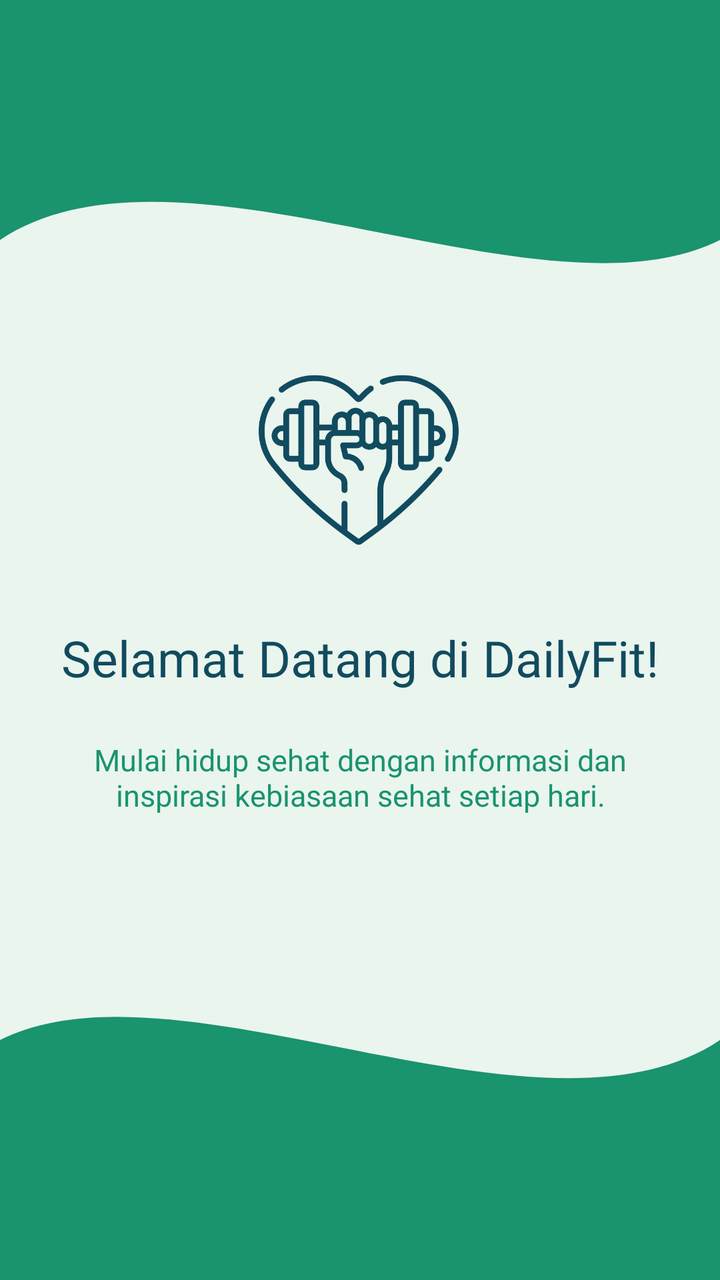
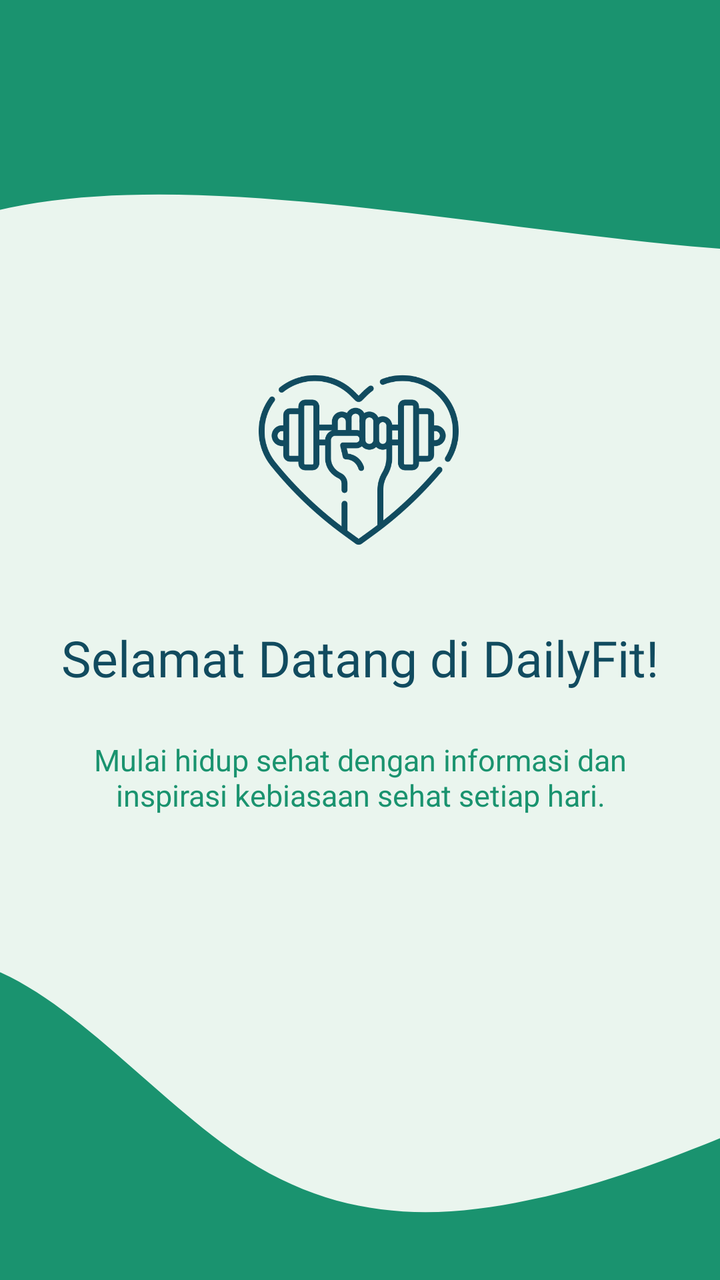

An Android layout rendered at two revisions. The XML below is the earlier revision; the diff shows what the commit changed to produce the second picture.
<!-- AndroidManifest.xml: application theme Theme.Sherine_TIA -->
<!-- res/layout/fragment_tutorial.xml -->
<?xml version="1.0" encoding="utf-8"?>
<androidx.constraintlayout.widget.ConstraintLayout xmlns:android="http://schemas.android.com/apk/res/android"
    xmlns:app="http://schemas.android.com/apk/res-auto"
    xmlns:tools="http://schemas.android.com/tools"
    android:id="@+id/main"
    android:layout_width="match_parent"
    android:layout_height="match_parent"
    android:background="@color/bgColour"
    tools:context=".Tutorial.TutorialFragment1">

    <View
        android:id="@+id/background_header"
        android:layout_width="0dp"
        android:layout_height="300dp"
        android:background="@drawable/bg_header_wave"
        app:layout_constraintTop_toTopOf="parent"
        app:layout_constraintStart_toStartOf="parent"
        app:layout_constraintEnd_toEndOf="parent" />

    <ImageView
        android:id="@+id/imgLogo"
        android:layout_width="100dp"
        android:layout_height="100dp"
        android:layout_marginTop="180dp"
        android:src="@drawable/fitness"
        app:layout_constraintEnd_toEndOf="parent"
        app:layout_constraintHorizontal_bias="0.498"
        app:layout_constraintStart_toStartOf="parent"
        app:layout_constraintTop_toTopOf="parent"
        app:tint="@color/blue" />

    <TextView
        android:id="@+id/tvTitle"
        android:layout_width="0dp"
        android:layout_height="wrap_content"
        android:layout_marginTop="32dp"
        android:gravity="center"
        android:text="Selamat Datang di DailyFit!"
        android:textSize="25sp"
        android:fontFamily="@font/sora_bold"
        android:textColor="@color/blue"
        app:layout_constraintEnd_toEndOf="parent"
        app:layout_constraintStart_toStartOf="parent"
        app:layout_constraintTop_toBottomOf="@+id/imgLogo" />

    <TextView
        android:id="@+id/tvDesc"
        android:layout_width="0dp"
        android:layout_height="wrap_content"
        android:layout_marginHorizontal="32dp"
        android:layout_marginTop="24dp"
        android:gravity="center"
        android:text="Mulai hidup sehat dengan informasi dan inspirasi kebiasaan sehat setiap hari."
        android:textColor="@color/green"
        android:textSize="15sp"
        app:layout_constraintEnd_toEndOf="parent"
        app:layout_constraintStart_toStartOf="parent"
        app:layout_constraintTop_toBottomOf="@+id/tvTitle" />

    <View
        android:id="@+id/background_header_bottom"
        android:layout_width="0dp"
        android:layout_height="300dp"
        android:background="@drawable/bg_header_wave"
        android:rotation="180"
        app:layout_constraintBottom_toBottomOf="parent"
        app:layout_constraintEnd_toEndOf="parent"
        app:layout_constraintHorizontal_bias="0.0"
        app:layout_constraintStart_toStartOf="parent" />

</androidx.constraintlayout.widget.ConstraintLayout>
<!-- resources referenced by this layout -->
<resources>
  <color name="bgColour">#EAF5EE</color>
  <color name="blue">#114B5F</color>
  <color name="green">#1A936F</color>
  <!-- drawable bg_header_wave (drawable) -->
  <?xml version="1.0" encoding="utf-8"?>
  <vector xmlns:android="http://schemas.android.com/apk/res/android"
      android:width="100dp"
      android:height="100dp"
      android:viewportWidth="100"
      android:viewportHeight="100">
          <path
              android:fillColor="@color/green"
              android:pathData="M0,0 L100,0 L100,40 C75,55 25,20 0,40 Z" />
  
  
  
  
  </vector>
  <!-- drawable fitness: png bitmap (drawable, 35007 bytes) -->
  <style name="Theme.Sherine_TIA" parent="Base.Theme.Sherine_TIA" />
  <style name="Base.Theme.Sherine_TIA" parent="Theme.Material3.DayNight.NoActionBar">
          
          
      </style>
</resources>

<!-- the commit's change to res/layout/fragment_tutorial.xml (unified diff, before → after) -->
@@ -10,12 +10,13 @@
 
     <View
         android:id="@+id/background_header"
-        android:layout_width="0dp"
-        android:layout_height="300dp"
+        android:layout_width="536dp"
+        android:layout_height="289dp"
         android:background="@drawable/bg_header_wave"
-        app:layout_constraintTop_toTopOf="parent"
+        app:layout_constraintEnd_toEndOf="parent"
+        app:layout_constraintHorizontal_bias="0.193"
         app:layout_constraintStart_toStartOf="parent"
-        app:layout_constraintEnd_toEndOf="parent" />
+        app:layout_constraintTop_toTopOf="parent" />
 
     <ImageView
         android:id="@+id/imgLogo"
@@ -59,13 +60,12 @@
 
     <View
         android:id="@+id/background_header_bottom"
-        android:layout_width="0dp"
-        android:layout_height="300dp"
-        android:background="@drawable/bg_header_wave"
-        android:rotation="180"
+        android:layout_width="562dp"
+        android:layout_height="299dp"
+        android:background="@drawable/wave"
         app:layout_constraintBottom_toBottomOf="parent"
         app:layout_constraintEnd_toEndOf="parent"
-        app:layout_constraintHorizontal_bias="0.0"
+        app:layout_constraintHorizontal_bias="0.781"
         app:layout_constraintStart_toStartOf="parent" />
 
 </androidx.constraintlayout.widget.ConstraintLayout>
<!-- resource entries referenced after the edit -->
@@ -19,6 +19,16 @@
   
   </vector>
   <!-- drawable fitness: png bitmap (drawable, 35007 bytes) -->
+  <!-- drawable wave (drawable) -->
+  <vector xmlns:android="http://schemas.android.com/apk/res/android"
+      android:width="1440dp"
+      android:height="320dp"
+      android:viewportWidth="1440"
+      android:viewportHeight="320">
+      <path
+          android:pathData="M0,224L60,202.7C120,181 240,139 360,149.3C480,160 600,224 720,256C840,288 960,288 1080,277.3C1200,267 1320,245 1380,234.7L1440,224L1440,320L1380,320C1320,320 1200,320 1080,320C960,320 840,320 720,320C600,320 480,320 360,320C240,320 120,320 60,320L0,320Z"
+          android:fillColor="#1A936F" />
+  </vector>
   <style name="Theme.Sherine_TIA" parent="Base.Theme.Sherine_TIA" />
   <style name="Base.Theme.Sherine_TIA" parent="Theme.Material3.DayNight.NoActionBar">
           
